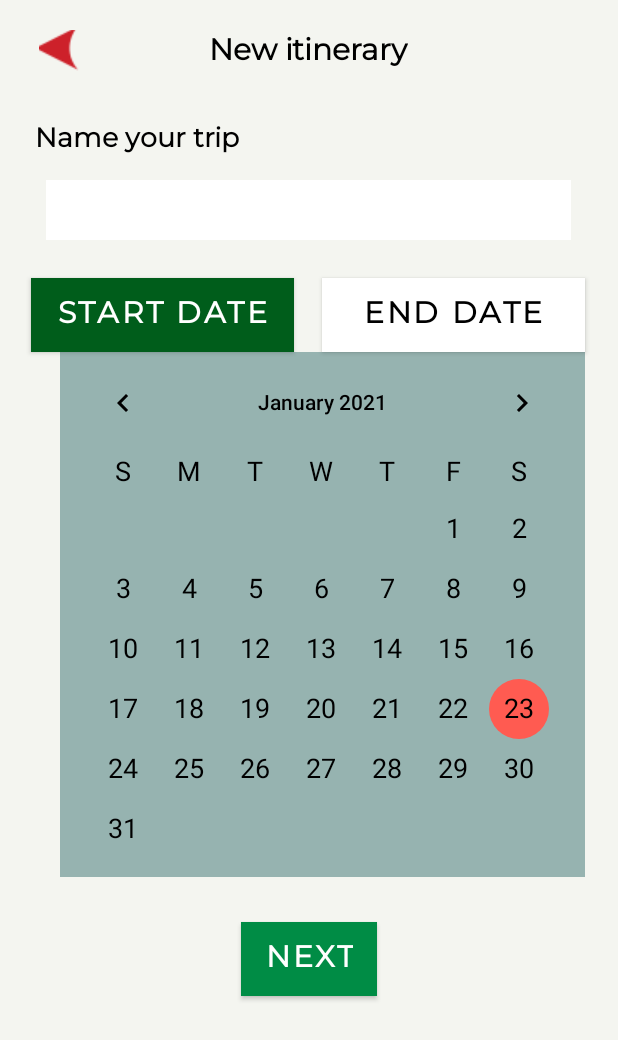
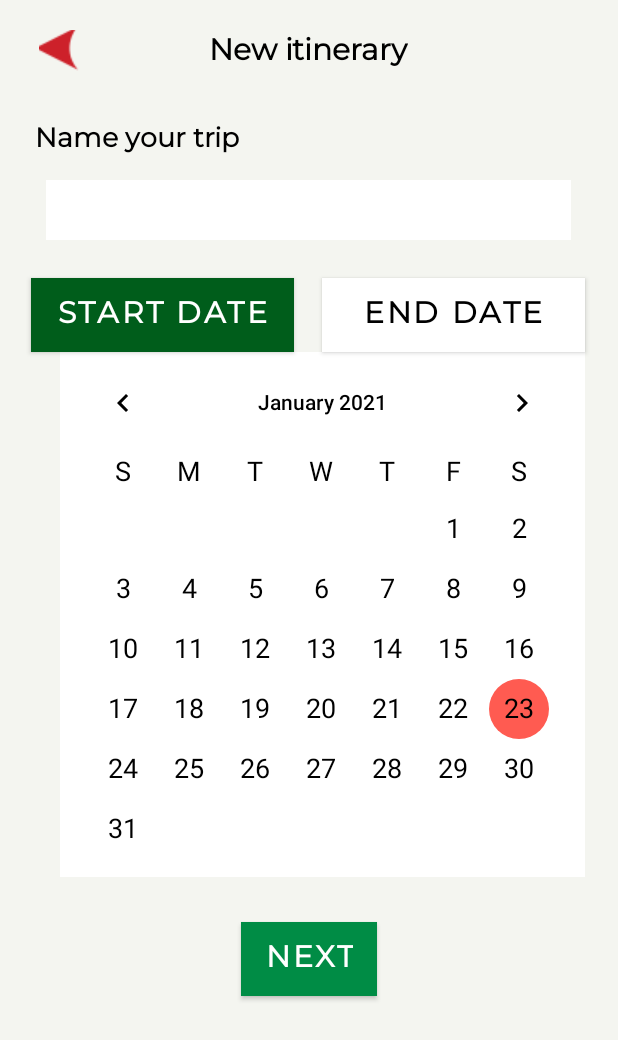
Before and after one commit to gintowt/rome, an Android app: the DatePicker screen opened directly, with no data from a screen before it, on a phone screen of 412 x 824 dp. Shown: the top 1040 px of the screen. Run offline under Robolectric (Android 15) with nearby library versions, the phone set to English and light mode, and no system bars.

Commit message:
calendar color

```diff
--- a/app/src/main/res/drawable/bg_green.xml
+++ b/app/src/main/res/drawable/bg_green.xml
@@ -1,7 +1,7 @@
 <?xml version="1.0" encoding="utf-8"?>
 <shape xmlns:android="http://schemas.android.com/apk/res/android">
     <solid
-        android:color="#96B3B0"/>
+        android:color="#FFFFFF"/>
     <corners
         android:bottomRightRadius="0dp"
         android:bottomLeftRadius="0dp"/>
```
